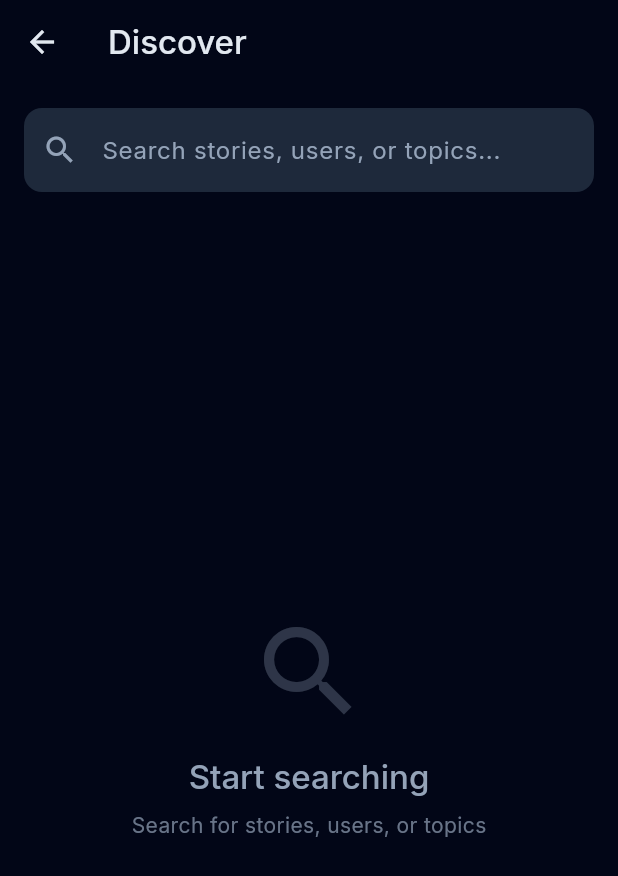
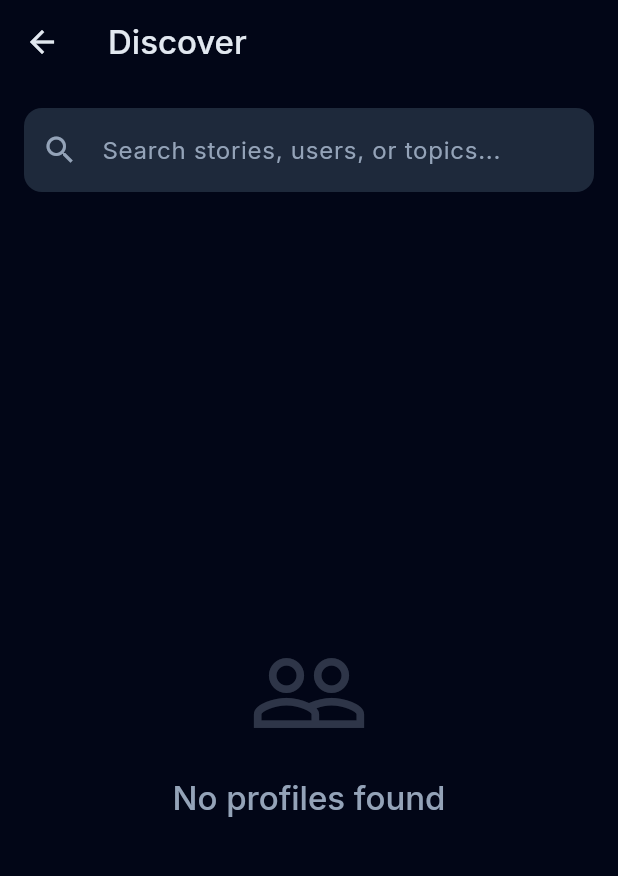
Before and after one commit to Gaurav-Kushwaha-1225/MyItihas, a Flutter app: the screen it shows once a user with an empty profile is signed in, after a tap on the "search" icon, on a phone screen of 412 x 824 dp. Shown: the top 876 px of the screen. Run offline on Flutter 3.47's test engine with Material 3 defaults, Android fonts, the phone set to English and light mode, and no system bars; our stand-ins replace app_links, bloc, cached_network_image, dio, equatable, flutter_bloc and 17 more; missing offline and left inert: slang, talker_bloc_logger, talker_dio_logger; accounts and stored records are empty; generated files the repository leaves out were written again; statements that could not run were skipped.

Commit message:
backend made for fetching current profiles and searching froom it

```diff
--- a/lib/pages/discover_page.dart
+++ b/lib/pages/discover_page.dart
@@ -1,5 +1,9 @@
+import 'dart:async';
 import 'package:flutter/material.dart';
 import 'package:go_router/go_router.dart';
+import 'package:myitihas/core/di/injection_container.dart';
+import 'package:myitihas/services/profile_service.dart';
+import 'package:myitihas/features/social/presentation/widgets/svg_avatar.dart';
 
 class DiscoverPage extends StatefulWidget {
   const DiscoverPage({super.key});
@@ -10,9 +14,89 @@ class DiscoverPage extends StatefulWidget {
 
 class _DiscoverPageState extends State<DiscoverPage> {
   final TextEditingController _searchController = TextEditingController();
+  final ProfileService _profileService = getIt<ProfileService>();
+  Timer? _debounceTimer;
+
+  List<Map<String, dynamic>> _profiles = [];
+  bool _isLoading = true;
+  String? _errorMessage;
+  final int _limit = 20;
+  int _offset = 0;
+
+  @override
+  void initState() {
+    super.initState();
+    _loadProfiles();
+    _searchController.addListener(_onSearchChanged);
+  }
+
+  void _onSearchChanged() {
+    // Cancel previous timer
+    _debounceTimer?.cancel();
+
+    // Start new timer (400ms debounce)
+    _debounceTimer = Timer(const Duration(milliseconds: 400), () {
+      final query = _searchController.text.trim();
+
+      if (query.isEmpty) {
+        // Load all profiles when search is empty
+        _loadProfiles();
+      } else {
+        // Search profiles when query is non-empty
+        _searchProfiles(query);
+      }
+    });
+  }
+
+  Future<void> _loadProfiles() async {
+    setState(() {
+      _isLoading = true;
+      _errorMessage = null;
+    });
+
+    try {
+      final profiles = await _profileService.fetchPublicProfiles(
+        limit: _limit,
+        offset: _offset,
+      );
+
+      setState(() {
+        _profiles = profiles;
+        _isLoading = false;
+      });
+    } catch (e) {
+      setState(() {
+        _errorMessage = 'Failed to load profiles: $e';
+        _isLoading = false;
+      });
+    }
+  }
+
+  Future<void> _searchProfiles(String query) async {
+    setState(() {
+      _isLoading = true;
+      _errorMessage = null;
+    });
+
+    try {
+      final profiles = await _profileService.searchProfiles(query);
+
+      setState(() {
+        _profiles = profiles;
+        _isLoading = false;
+      });
+    } catch (e) {
+      setState(() {
+        _errorMessage = 'Failed to search profiles: $e';
+        _isLoading = false;
+      });
+    }
+  }
 
   @override
   void dispose() {
+    _debounceTimer?.cancel();
+    _searchController.removeListener(_onSearchChanged);
     _searchController.dispose();
     super.dispose();
   }
@@ -41,9 +125,8 @@ class _DiscoverPageState extends State<DiscoverPage> {
                     ? IconButton(
                         icon: const Icon(Icons.clear),
                         onPressed: () {
-                          setState(() {
-                            _searchController.clear();
-                          });
+                          _searchController.clear();
+                          // Clearing will trigger the listener which will reload all profiles
                         },
                       )
                     : null,
@@ -53,9 +136,6 @@ class _DiscoverPageState extends State<DiscoverPage> {
                 filled: true,
                 fillColor: Theme.of(context).colorScheme.surfaceContainerHighest,
               ),
-              onChanged: (value) {
-                setState(() {});
-              },
             ),
           ),
           // Placeholder list below
@@ -68,45 +148,67 @@ class _DiscoverPageState extends State<DiscoverPage> {
   }
 
   Widget _buildPlaceholderContent() {
-    if (_searchController.text.isEmpty) {
+    if (_isLoading) {
+      // Loading state
+      return const Center(
+        child: CircularProgressIndicator(),
+      );
+    }
+
+    if (_errorMessage != null) {
+      // Error state
+      return Center(
+        child: Column(
+          mainAxisAlignment: MainAxisAlignment.center,
+          children: [
+            Icon(
+              Icons.error_outline,
+              size: 80,
+              color: Theme.of(context).colorScheme.error.withOpacity(0.5),
+            ),
+            const SizedBox(height: 16),
+            Text(
+              'Error',
+              style: Theme.of(context).textTheme.titleLarge?.copyWith(
+                    color: Theme.of(context).colorScheme.error,
+                  ),
+            ),
+            const SizedBox(height: 8),
+            Padding(
+              padding: const EdgeInsets.symmetric(horizontal: 32),
+              child: Text(
+                _errorMessage!,
+                textAlign: TextAlign.center,
+                style: Theme.of(context).textTheme.bodyMedium?.copyWith(
+                      color: Theme.of(context).colorScheme.onSurfaceVariant,
+                    ),
+              ),
+            ),
+            const SizedBox(height: 16),
+            ElevatedButton(
+              onPressed: _loadProfiles,
+              child: const Text('Retry'),
+            ),
+          ],
+        ),
+      );
+    }
+
+    if (_profiles.isEmpty) {
       // Empty state
       return Center(
         child: Column(
           mainAxisAlignment: MainAxisAlignment.center,
           children: [
             Icon(
-              Icons.search,
+              Icons.people_outline,
               size: 80,
               color: Theme.of(context).colorScheme.onSurfaceVariant.withOpacity(0.3),
             ),
             const SizedBox(height: 16),
             Text(
-              'Start searching',
+              'No profiles found',
               style: Theme.of(context).textTheme.titleLarge?.copyWith(
-                    color: Theme.of(context).colorScheme.onSurfaceVariant,
-                  ),
-            ),
-            const SizedBox(height: 8),
-            Text(
-              'Search for stories, users, or topics',
-              style: Theme.of(context).textTheme.bodyMedium?.copyWith(
-                    color: Theme.of(context).colorScheme.onSurfaceVariant.withOpacity(0.7),
-                  ),
-            ),
-          ],
-        ),
-      );
-    } else {
-      // Loading state placeholder
-      return Center(
-        child: Column(
-          mainAxisAlignment: MainAxisAlignment.center,
-          children: [
-            const CircularProgressIndicator(),
-            const SizedBox(height: 16),
-            Text(
-              'Searching...',
-              style: Theme.of(context).textTheme.bodyLarge?.copyWith(
                     color: Theme.of(context).colorScheme.onSurfaceVariant,
                   ),
             ),
@@ -114,5 +216,50 @@ class _DiscoverPageState extends State<DiscoverPage> {
         ),
       );
     }
+
+    // Display profiles list
+    return ListView.builder(
+      itemCount: _profiles.length,
+      padding: const EdgeInsets.symmetric(horizontal: 16),
+      itemBuilder: (context, index) {
+        final profile = _profiles[index];
+        final displayName = profile['full_name'] as String? ?? 'Unknown';
+        final username = profile['username'] as String? ?? '';
+        final avatarUrl = profile['avatar_url'] as String?;
+
+        return Card(
+          margin: const EdgeInsets.only(bottom: 12),
+          child: ListTile(
+            contentPadding: const EdgeInsets.symmetric(
+              horizontal: 16,
+              vertical: 8,
+            ),
+            leading: SvgAvatar(
+              imageUrl: avatarUrl ?? '',
+              radius: 28,
+              fallbackText: displayName,
+            ),
+            title: Text(
+              displayName,
+              style: Theme.of(context).textTheme.titleMedium?.copyWith(
+                    fontWeight: FontWeight.w600,
+                  ),
+            ),
+            subtitle: username.isNotEmpty
+                ? Text(
+                    '@$username',
+                    style: Theme.of(context).textTheme.bodyMedium?.copyWith(
+                          color: Theme.of(context).colorScheme.onSurfaceVariant,
+                        ),
+                  )
+                : null,
+            trailing: const Icon(Icons.arrow_forward_ios, size: 16),
+            onTap: () {
+              // TODO: Navigate to profile page in next phase
+            },
+          ),
+        );
+      },
+    );
   }
 }
--- a/lib/services/profile_service.dart
+++ b/lib/services/profile_service.dart
@@ -171,6 +171,54 @@ class ProfileService {
     }
   }
 
+  /// Fetches public user profiles from the profiles table with pagination.
+  ///
+  /// Excludes the current authenticated user.
+  /// Returns a list of profiles with basic information.
+  ///
+  /// Parameters:
+  /// - limit: Maximum number of profiles to fetch
+  /// - offset: Number of profiles to skip (for pagination)
+  ///
+  /// Data source: profiles table (NOT users table)
+  Future<List<Map<String, dynamic>>> fetchPublicProfiles({
+    required int limit,
+    required int offset,
+  }) async {
+    final logger = getIt<Talker>();
+    logger.info('🔍 [ProfileService] Fetching public profiles (limit: $limit, offset: $offset)');
+
+    try {
+      // Get authenticated user ID to exclude from results
+      final userId = _supabase.auth.currentUser?.id;
+
+      // Query profiles table - canonical source for profile data
+      final query = _supabase
+          .from('profiles')
+          .select('id, username, full_name, avatar_url')
+          .order('created_at', ascending: false)
+          .range(offset, offset + limit - 1);
+
+      final response = await query;
+
+      // Filter out current user if authenticated
+      List<Map<String, dynamic>> profiles = List<Map<String, dynamic>>.from(response);
+      if (userId != null) {
+        profiles = profiles.where((profile) => profile['id'] != userId).toList();
+      }
+
+      logger.info('✅ [ProfileService] Fetched ${profiles.length} public profiles');
+
+      return profiles;
+    } catch (e) {
+      logger.error('❌ [ProfileService] Error fetching public profiles: $e');
+      throw ServerException(
+        'Failed to fetch public profiles: ${e.toString()}',
+        'FETCH_PUBLIC_PROFILES_ERROR',
+      );
+    }
+  }
+
   /// Searches for profiles by username or full name in the profiles table.
   ///
   /// Data source: profiles table (NOT users table)
```
